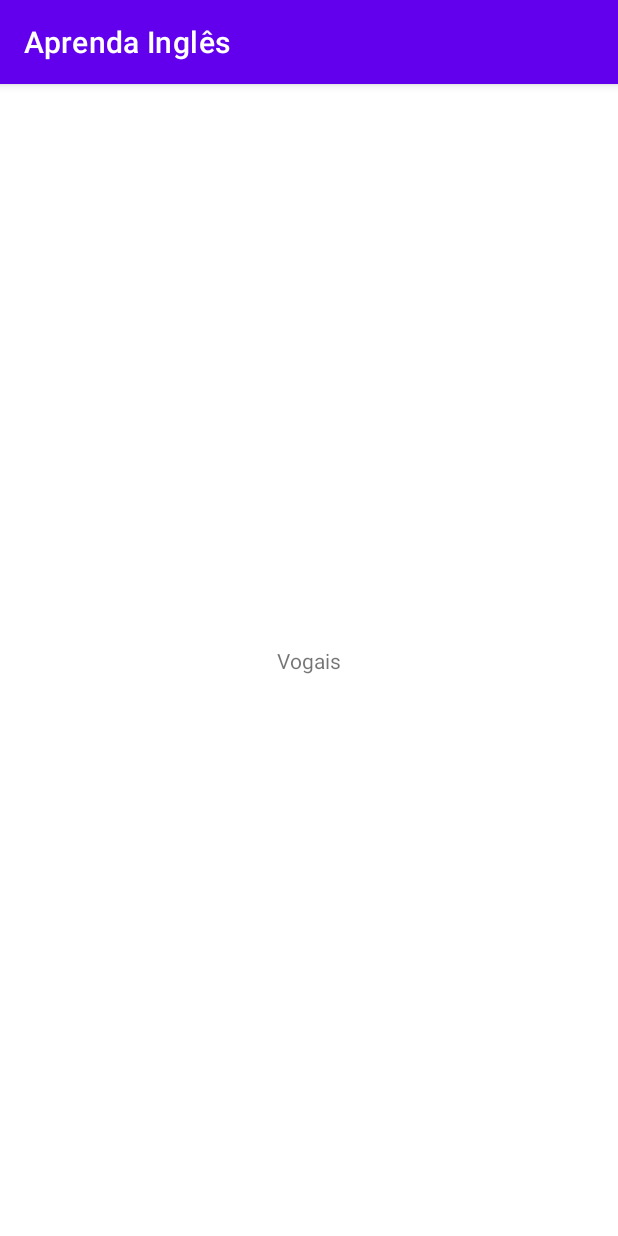
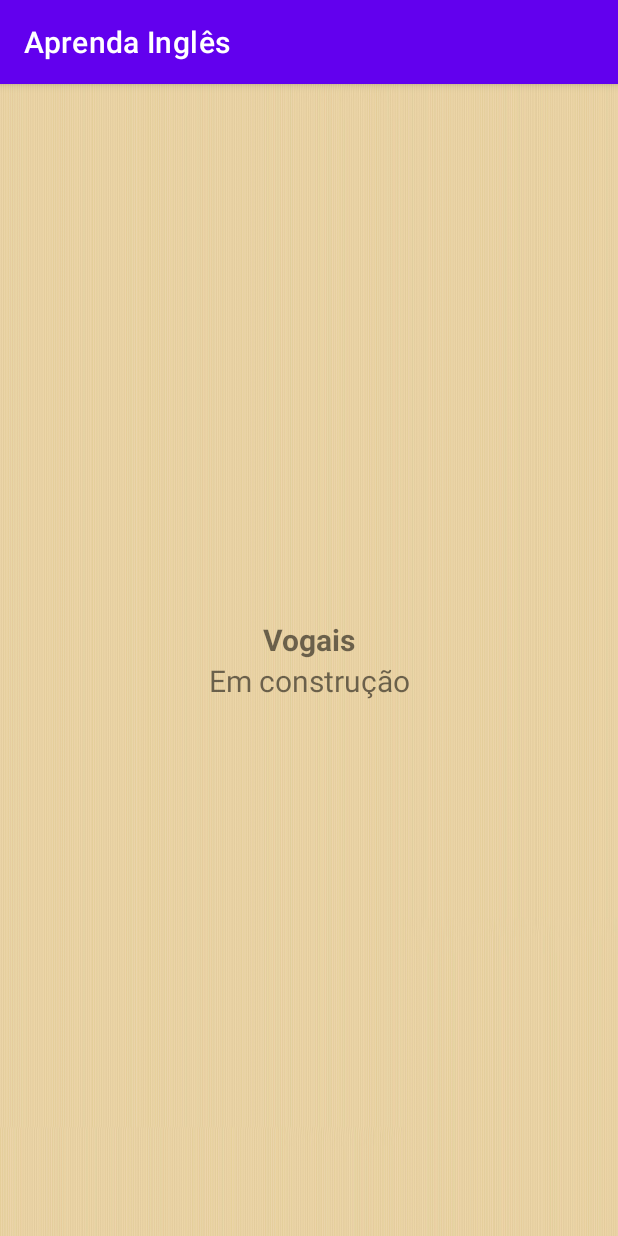
Before and after one commit to danifufu/learn-english, an Android app: the fragment VogaisFragment shown on its own in the app's theme, on a phone screen of 412 x 824 dp. Run offline under Robolectric (Android 15) with nearby library versions, the phone set to English and light mode, and no system bars.

Commit message:
Changes in the vowel fragment (fragment_vogais.xml)

```diff
--- a/app/src/main/res/layout/fragment_vogais.xml
+++ b/app/src/main/res/layout/fragment_vogais.xml
@@ -4,15 +4,31 @@
     xmlns:tools="http://schemas.android.com/tools"
     android:layout_width="match_parent"
     android:layout_height="match_parent"
+    android:background="@drawable/segundo_fundo"
     tools:context=".Fragment.VogaisFragment">
 
     <TextView
-        android:id="@+id/textView"
+        android:id="@+id/tv_vogais"
         android:layout_width="wrap_content"
         android:layout_height="wrap_content"
         android:text="Vogais"
+        android:textSize="20sp"
+        android:textStyle="bold"
+        app:layout_constraintBottom_toTopOf="@+id/tv_em_construcao"
+        app:layout_constraintEnd_toEndOf="parent"
+        app:layout_constraintStart_toStartOf="parent"
+        app:layout_constraintTop_toTopOf="parent"
+        app:layout_constraintVertical_chainStyle="packed" />
+
+    <TextView
+        android:id="@+id/tv_em_construcao"
+        android:layout_width="wrap_content"
+        android:layout_height="wrap_content"
+        android:text="Em construção"
+        android:textSize="20sp"
         app:layout_constraintBottom_toBottomOf="parent"
         app:layout_constraintEnd_toEndOf="parent"
         app:layout_constraintStart_toStartOf="parent"
-        app:layout_constraintTop_toTopOf="parent" />
+        app:layout_constraintTop_toBottomOf="@+id/tv_vogais" />
+
 </androidx.constraintlayout.widget.ConstraintLayout>
```
